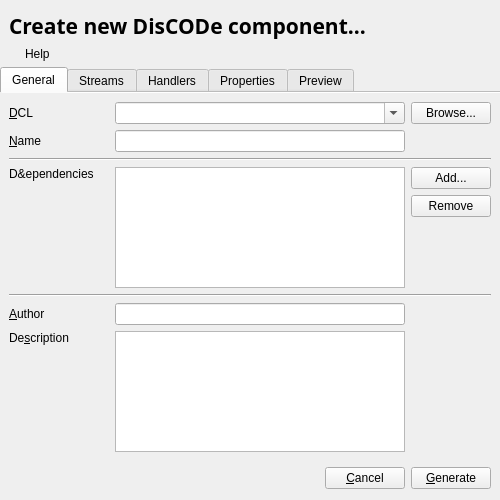
Before: the Qt Designer form src/Tools/diswizard.ui in maciek-slon/DisCODe, drawn with Qt 5.
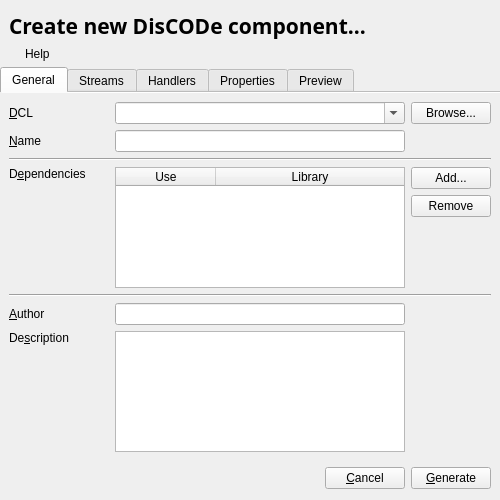
After: the same form once the commit is applied. The open tabs and pages were chosen to show the change.

Diff of the .ui file:
```diff
--- a/src/Tools/diswizard.ui
+++ b/src/Tools/diswizard.ui
@@ -70,7 +70,7 @@
       <enum>QTabWidget::Rounded</enum>
      </property>
      <property name="currentIndex">
-      <number>0</number>
+      <number>1</number>
      </property>
      <property name="documentMode">
       <bool>true</bool>
@@ -91,6 +91,9 @@
          <property name="alignment">
           <set>Qt::AlignLeading|Qt::AlignLeft|Qt::AlignTop</set>
          </property>
+         <property name="buddy">
+          <cstring>tblDependencies</cstring>
+         </property>
         </widget>
        </item>
        <item row="4" column="0" colspan="3">
@@ -113,6 +116,29 @@
          </property>
         </widget>
        </item>
+       <item row="3" column="1">
+        <widget class="QTableWidget" name="tblDependencies">
+         <property name="tabKeyNavigation">
+          <bool>false</bool>
+         </property>
+         <attribute name="horizontalHeaderStretchLastSection">
+          <bool>true</bool>
+         </attribute>
+         <attribute name="verticalHeaderVisible">
+          <bool>false</bool>
+         </attribute>
+         <column>
+          <property name="text">
+           <string>Use</string>
+          </property>
+         </column>
+         <column>
+          <property name="text">
+           <string>Library</string>
+          </property>
+         </column>
+        </widget>
+       </item>
        <item row="1" column="1">
         <widget class="QLineEdit" name="edName"/>
        </item>
@@ -223,9 +249,6 @@
          </property>
         </widget>
        </item>
-       <item row="3" column="1">
-        <widget class="QListWidget" name="lstDeps"/>
-       </item>
       </layout>
      </widget>
      <widget class="QWidget" name="tab_2">
```
Left out of the diff: 1 changed line with no effect on the pictures.
